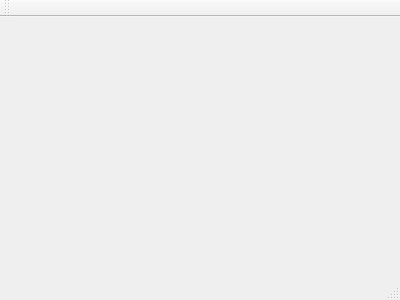
This is mainwindow.ui in Menuka5/Unit_Converter as Qt 5 draws it before an edit. The edited form follows.
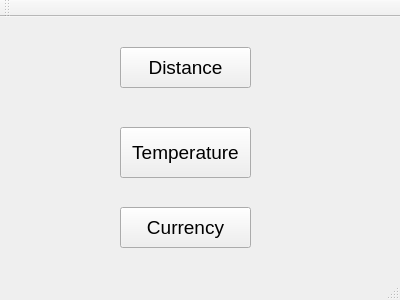
This is the edited form.

```diff
--- a/mainwindow.ui
+++ b/mainwindow.ui
@@ -12,13 +12,73 @@
   <property name="windowTitle" >
    <string>MainWindow</string>
   </property>
-  <widget class="QMenuBar" name="menuBar" />
-  <widget class="QToolBar" name="mainToolBar" />
-  <widget class="QWidget" name="centralWidget" />
-  <widget class="QStatusBar" name="statusBar" />
+  <widget class="QWidget" name="centralWidget">
+   <widget class="QPushButton" name="pushButton">
+    <property name="geometry">
+     <rect>
+      <x>120</x>
+      <y>30</y>
+      <width>131</width>
+      <height>41</height>
+     </rect>
+    </property>
+    <property name="font">
+     <font>
+      <pointsize>14</pointsize>
+     </font>
+    </property>
+    <property name="text">
+     <string>Distance</string>
+    </property>
+   </widget>
+   <widget class="QPushButton" name="pushButton_2">
+    <property name="geometry">
+     <rect>
+      <x>120</x>
+      <y>110</y>
+      <width>131</width>
+      <height>51</height>
+     </rect>
+    </property>
+    <property name="font">
+     <font>
+      <pointsize>14</pointsize>
+     </font>
+    </property>
+    <property name="text">
+     <string>Temperature</string>
+    </property>
+   </widget>
+   <widget class="QPushButton" name="pushButton_3">
+    <property name="geometry">
+     <rect>
+      <x>120</x>
+      <y>190</y>
+      <width>131</width>
+      <height>41</height>
+     </rect>
+    </property>
+    <property name="font">
+     <font>
+      <pointsize>14</pointsize>
+     </font>
+    </property>
+    <property name="text">
+     <string>Currency</string>
+    </property>
+   </widget>
+  </widget>
+  <widget class="QToolBar" name="mainToolBar">
+   <attribute name="toolBarArea">
+    <enum>TopToolBarArea</enum>
+   </attribute>
+   <attribute name="toolBarBreak">
+    <bool>false</bool>
+   </attribute>
+  </widget>
+  <widget class="QStatusBar" name="statusBar"/>
  </widget>
- <layoutDefault spacing="6" margin="11" />
- <pixmapfunction></pixmapfunction>
+ <layoutdefault spacing="6" margin="11"/>
  <resources/>
  <connections/>
 </ui>
```
Left out of the diff: 7 changed lines with no effect on the pictures.
